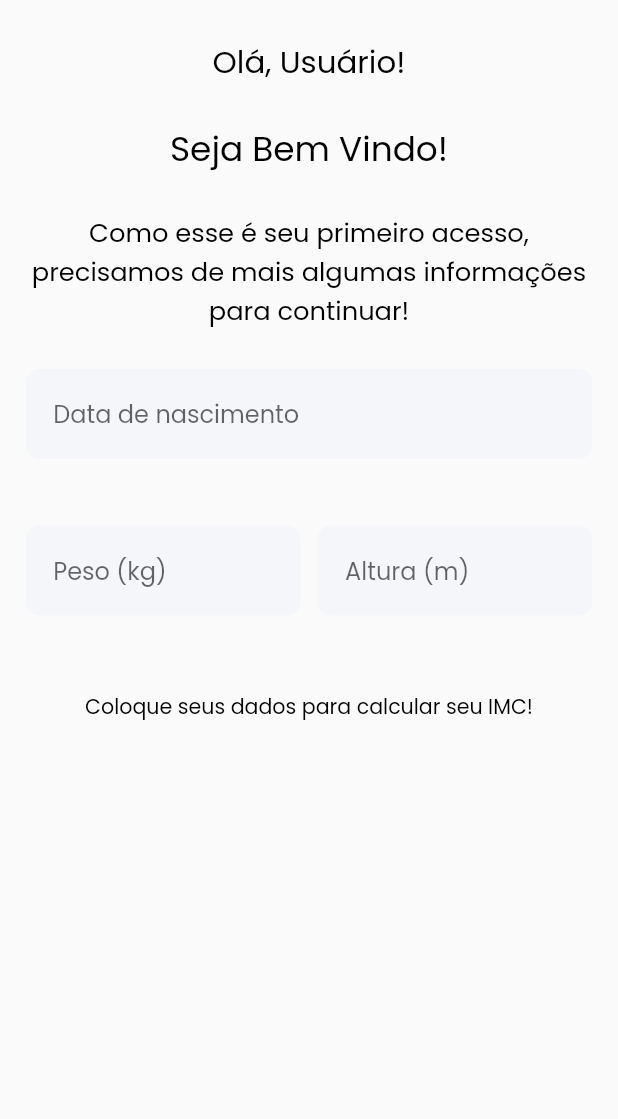
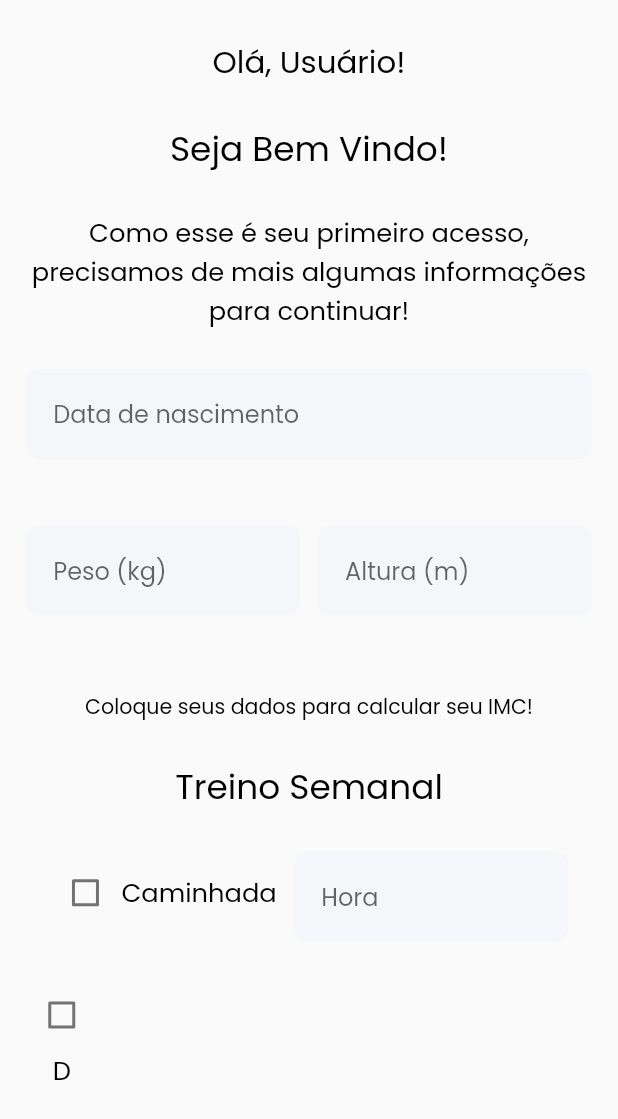
Before and after one commit to megarubber/vitahealth, a Flutter app: the screen it shows after launch, on a phone screen of 412 x 824 dp. Shown: the top 1119 px of the screen. Run offline on Flutter 3.47's test engine with Material 2 defaults, Android fonts, the light colour scheme and no system bars; our stand-ins replace flutter_screenutil, fluttertoast, google_fonts, image_picker, mask_text_input_formatter, sqflite; accounts and stored records are empty; project files that could hold a hidden picture were left out.

Commit message:
feat: implement checkboxes at bottom part

```diff
--- a/lib/screens/register_profile.dart
+++ b/lib/screens/register_profile.dart
@@ -5,15 +5,48 @@ import 'package:vitahealth/colors.dart';
 import 'package:vitahealth/widgets/my_text_field.dart';
 import 'package:intl/intl.dart';
 
+class OneCharCheckbox extends StatelessWidget {
+  bool value;
+  String text;
+  Function(bool?) onChanged;
+
+  OneCharCheckbox({
+    Key? key,
+    required this.value,
+    required this.text,
+    required this.onChanged
+  }) : super(key: key);
+
+  @override
+  Widget build(BuildContext context) {
+    return Column(
+      children: <Widget>[
+        Checkbox(
+          value: this.value,
+          onChanged: this.onChanged
+        ),
+        Text(
+          this.text,
+          style: GoogleFonts.poppins(
+            fontSize: 15.sp,
+            color: ProjectColors().title
+          ),
+          textAlign: TextAlign.center
+        )
+      ]
+    );
+  }
+}
+
 class RegisterProfile extends StatefulWidget {
   @override
   RegisterProfileStatus createState() => RegisterProfileStatus();
 }
 
 class RegisterProfileStatus extends State<RegisterProfile> {
-
   // Pick the value from TextFields
   TextEditingController dateInput = TextEditingController();
+  TextEditingController timeInput = TextEditingController();
   TextEditingController massInput = TextEditingController();
   TextEditingController heightInput = TextEditingController();
 
@@ -21,6 +54,10 @@ class RegisterProfileStatus extends State<RegisterProfile> {
 
   double globalMass = 0;
   double globalHeight = 0;
+
+  bool walk = false;
+  bool jump = false;
+  bool run = false;
 
   void updateBMIStatus([double mass = 10, double height = 10]) {
     globalMass = mass;
@@ -54,6 +91,7 @@ class RegisterProfileStatus extends State<RegisterProfile> {
       body: SafeArea(
         child: Padding(
           padding: EdgeInsets.symmetric(horizontal: 15.w),
+          child: SingleChildScrollView(
             child: Center(
               child: Column(
                 children: <Widget>[
@@ -100,9 +138,7 @@ class RegisterProfileStatus extends State<RegisterProfile> {
                           }
                         ).createNumberField(hint: 'Peso (kg)', inputValue: massInput)
                       ),
-                    SizedBox(
-                      width: 10.w
-                    ),
+                      SizedBox(width: 10.w),
                       SizedBox(
                         width: 160.w,
                         child: MyTextField(
@@ -121,8 +157,80 @@ class RegisterProfileStatus extends State<RegisterProfile> {
                       color: ProjectColors().title
                     ),
                     textAlign: TextAlign.center
+                  ),
+                  SizedBox(height: 20.h),
+                  Text(
+                    'Treino Semanal',
+                    style: GoogleFonts.poppins(
+                      fontSize: 20.sp,
+                      color: ProjectColors().title
+                    ),
+                    textAlign: TextAlign.center
+                  ),
+                  SizedBox(height: 20.h),
+                  Row(
+                    crossAxisAlignment: CrossAxisAlignment.center,
+                    mainAxisAlignment: MainAxisAlignment.center,
+                    children: <Widget>[
+                      Padding(
+                        padding: EdgeInsets.only(bottom: 30),
+                        child: Row(
+                          children: <Widget>[
+                            Checkbox(
+                              value: this.walk,
+                              onChanged: (bool? value) {
+                                setState(() {
+                                  this.walk = value!;
+                                });
+                              }
+                            ),
+                            Text(
+                              'Caminhada',
+                              style: GoogleFonts.poppins(
+                                fontSize: 15.sp,
+                                color: ProjectColors().title
+                              )
+                            ),
+                          ]
+                        )
+                      ),
+                      SizedBox(width: 10.w),
+                      SizedBox(
+                        width: 160.w,
+                        child: MyTextField().createTimeInput(
+                          timeInput: timeInput,
+                          myContext: context,
+                          hint: 'Hora'
+                        )
                       )
                     ]
+                  ),
+                  Row(
+                    children: <Widget>[
+                      Column(
+                        children: <Widget>[
+                          Checkbox(
+                            value: this.walk,
+                            onChanged: (bool? value) {
+                              setState(() {
+                                this.walk = value!;
+                              });
+                            }
+                          ),
+                          Text(
+                            'D',
+                            style: GoogleFonts.poppins(
+                              fontSize: 15.sp,
+                              color: ProjectColors().title
+                            ),
+                            textAlign: TextAlign.center
+                          )
+                        ]
+                      )
+                    ]
+                  )
+                ]
+              )
             )
           )
         )
```
Lines whose indentation alone changed are shown as unchanged.
